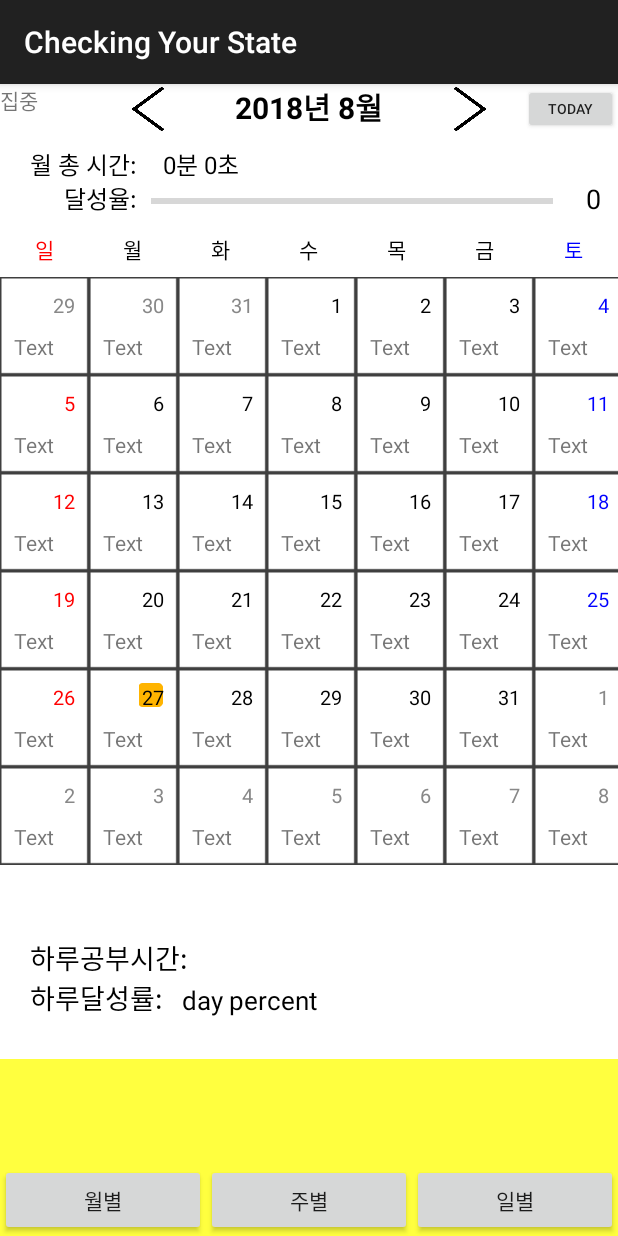
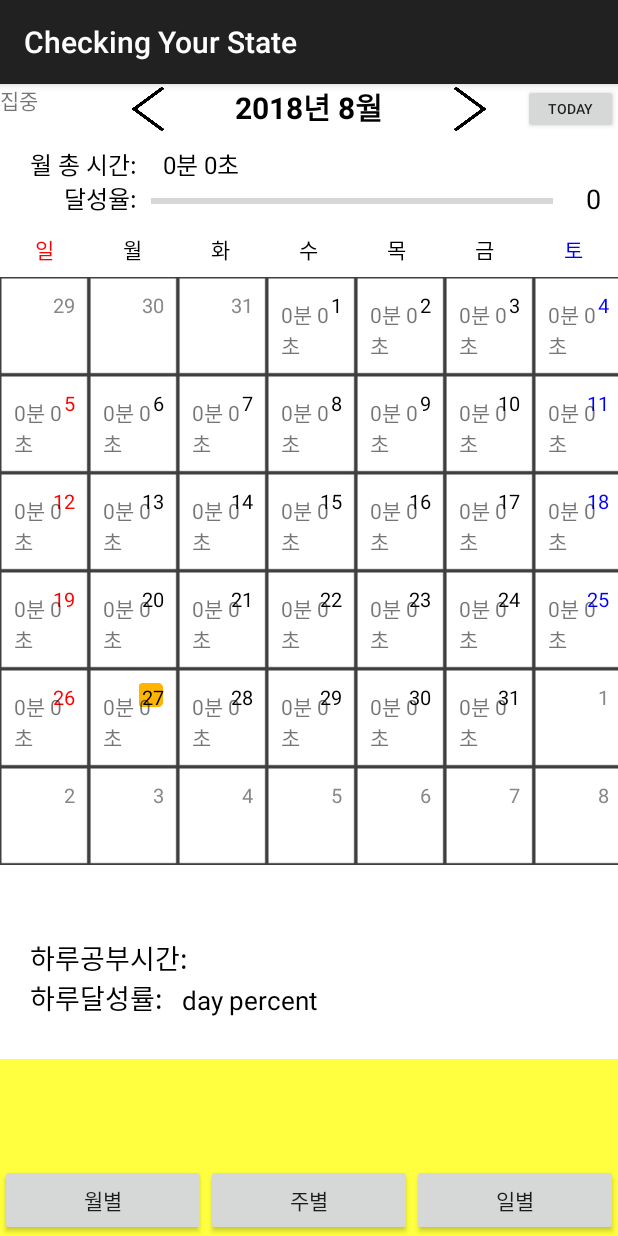
Before and after one commit to soomin0328/Graduation_Project, an Android app: the fragment MonthFrag placed in its activity, after a tap on "29", on a phone screen of 412 x 824 dp. Run offline under Robolectric (Android 15) with nearby library versions, the phone set to English and light mode, and no system bars; our stand-ins replace Firebase (no records; nobody signed in at launch, a user with empty details on screens opened directly); libraries missing offline, so code that uses them is left out: com.github.mikephil.charting; 2 statements that could not run were skipped; 3 other taps on this screen came first.

Commit message:
Update Calendar

```diff
--- a/app/src/main/java/com/neurosky/algo_sdk_sample/CalendarAdapter.java
+++ b/app/src/main/java/com/neurosky/algo_sdk_sample/CalendarAdapter.java
@@ -1,11 +1,12 @@
 package com.neurosky.algo_sdk_sample;
 
 import android.graphics.Color;
+import android.os.Looper;
+import android.util.Log;
 import android.view.LayoutInflater;
 import android.view.View;
 import android.view.ViewGroup;
 import android.widget.BaseAdapter;
-import android.widget.CalendarView;
 import android.widget.ImageView;
 import android.widget.TextView;
 
@@ -15,12 +16,22 @@ import java.util.Date;
 
 
 public class CalendarAdapter extends BaseAdapter {
+
     private ArrayList<DayInfo> arrayListDayInfo;
+    private ArrayList<String> day_hours = new ArrayList<>();
+
     public Date selectedDate;
+    DayInfo day;
+
+    TextView tvDay, c_hour;
 
     public CalendarAdapter(ArrayList<DayInfo> arrayLIstDayInfo, Date date) {
         this.arrayListDayInfo = arrayLIstDayInfo;
         this.selectedDate = date;
+    }
+
+    public void setData(ArrayList<String> arr) {
+        this.day_hours = arr;
     }
 
     @Override
@@ -42,14 +53,16 @@ public class CalendarAdapter extends BaseAdapter {
 
     @Override
     public View getView(int position, View convertView, ViewGroup parent) {
-        DayInfo day = arrayListDayInfo.get(position);
+        day = arrayListDayInfo.get(position);
 
         if (convertView == null) {
             convertView = LayoutInflater.from(parent.getContext()).inflate(R.layout.day, parent, false);
         }
 
         if (day != null) {
-            TextView tvDay = convertView.findViewById(R.id.day_cell_tv_day); //몇일인지 표시
+            tvDay = convertView.findViewById(R.id.day_cell_tv_day); //몇일인지 표시
+            c_hour = convertView.findViewById(R.id.c_hour);
+
             tvDay.setText(day.getDay());
 
             ImageView ivSelected = convertView.findViewById(R.id.iv_selected);
@@ -57,6 +70,17 @@ public class CalendarAdapter extends BaseAdapter {
                 ivSelected.setVisibility(View.VISIBLE); //오늘 날짜표시하기
             } else {
                 ivSelected.setVisibility(View.INVISIBLE);
+            }
+
+            if (day_hours.size() == 0) {
+                c_hour.setText("");
+            } else {
+                if (day.isInMonth()) {
+                    Log.e("size2", String.valueOf(day_hours.size()));
+                    c_hour.setText(day_hours.get(Integer.parseInt(tvDay.getText().toString()) - 1));
+                } else {
+                    c_hour.setText("");
+                }
             }
 
             if (day.isInMonth()) {
--- a/app/src/main/java/com/neurosky/algo_sdk_sample/MonthFrag.java
+++ b/app/src/main/java/com/neurosky/algo_sdk_sample/MonthFrag.java
@@ -1,7 +1,15 @@
 package com.neurosky.algo_sdk_sample;
+
+/***
+ * valueEventListener 수정.
+ * hours라는 ArrayList 만들어서 하루 총 집중시간 저장 -> CalendarAdapter로 넘겨 c_hour 수정.
+ * */
 
 import android.app.Fragment;
 import android.os.Bundle;
+import android.os.Handler;
+import android.os.Looper;
+import android.os.Message;
 import android.support.annotation.NonNull;
 import android.support.annotation.Nullable;
 import android.util.Log;
@@ -13,6 +21,7 @@ import android.widget.Button;
 import android.widget.GridView;
 import android.widget.ProgressBar;
 import android.widget.TextView;
+import android.widget.Toast;
 
 import com.google.firebase.database.DataSnapshot;
 import com.google.firebase.database.DatabaseError;
@@ -31,8 +40,11 @@ public class MonthFrag extends Fragment {
     private GridView gvCalendar;
 
     private ArrayList<DayInfo> arrayListDayInfo;
+    private ArrayList<String> hours = new ArrayList<String>();
+
     Calendar mThisMonthCalendar;
     CalendarAdapter mCalendarAdapter;
+    CalendarAdapter mCalendarAdapter2;
 
     //디비
     private FirebaseDatabase firebaseDatabase = FirebaseDatabase.getInstance();
@@ -40,19 +52,20 @@ public class MonthFrag extends Fragment {
     private DatabaseReference databaseReferences = firebaseDatabase.getReference("USERS"); //하루계산용
     private DatabaseReference databaseRefer = firebaseDatabase.getReference("USERS");//달성율
     private DatabaseReference databaseReferences2 = firebaseDatabase.getReference("USERS");
-    String dayAim_per;
-    String i;
-    long conTime;
-    long conHour;
-    long c_allTime;
+
+    String dayAim_per, i;
+    String str = "";
+    String h = "";
+    long conTime, conHour, c_allTime, day_allTime;
+    long migrate; //걍 값 이동시켜주는거
     int thisMonthLastDay;
     int month_Aim; //한달 전체 달성울
 
-    long migrate; //걍 값 이동시켜주는거
+    View view;
+    TextView cpm_all, barPercent, aimPer, c_hour;
+    TextView cp_day; //달력의 하루하루
     Date selectedDate;
     ProgressBar bar;
-    TextView barPercent;
-    TextView aimPer;
 
     public void setSelectedDate(Date date) {
         selectedDate = date;
@@ -62,19 +75,17 @@ public class MonthFrag extends Fragment {
         }
     }
 
-    View view;
-    TextView cpm_all;
-    TextView cp_day; //달력의 하루하루
-
     ValueEventListener pListener = new ValueEventListener() { //달력에 하루하루 클릭시 databaseReferences꺼
         @Override
         public void onDataChange(@NonNull DataSnapshot dataSnapshot) {
-            for (DataSnapshot snapshot : dataSnapshot.child("aa").child("EEG DATA").child(mThisMonthCalendar.get(Calendar.YEAR) + "년").child(String.valueOf(mThisMonthCalendar.get(Calendar.MONTH) + 1 + "월")).child(String.valueOf(i + "일")).child("집중시간").getChildren()) {
-                Log.d("값오니", "" + snapshot.getValue());
+
+            for (DataSnapshot snapshot : dataSnapshot.child("aa").child("EEG DATA").child(mThisMonthCalendar.get(Calendar.YEAR) + "년")
+                    .child(String.valueOf(mThisMonthCalendar.get(Calendar.MONTH) + 1 + "월")).child(String.valueOf(i + "일"))
+                    .child("집중시간").getChildren()) {
                 long test = Long.parseLong(snapshot.getValue().toString());
                 conTime += test;
-                Log.d("값 합보기", "" + conTime);
             }
+
             conHour = conTime / 1000 / 3600;
             long conMin = (conTime / 1000) / 60;
             long conSec = ((conTime) / 1000) % 60;
@@ -89,7 +100,6 @@ public class MonthFrag extends Fragment {
                 cp_day.setText(conSec + "초");
             conTime = 0;
 
-
         }
 
         @Override
@@ -98,29 +108,34 @@ public class MonthFrag extends Fragment {
         }
     };
 
-    ValueEventListener valueEventListener = databaseReference.addValueEventListener(new ValueEventListener() {
+    ValueEventListener valueEventListener = new ValueEventListener() {
         @Override
         public void onDataChange(@NonNull DataSnapshot dataSnapshot) {
+
             long test2;
-            for (int z = 1; z < thisMonthLastDay; z++) {
-                for (DataSnapshot snapshot : dataSnapshot.child("aa").child("EEG DATA").child(mThisMonthCalendar.get(Calendar.YEAR) + "년").child(String.valueOf(mThisMonthCalendar.get(Calendar.MONTH) + 1 + "월")).child(String.valueOf(z + "일")).child("집중시간").getChildren()) {
-                    Log.d("test22", snapshot.getValue().toString() + "");
+
+            for (int z = 1; z < thisMonthLastDay + 1; z++) {
+                for (DataSnapshot snapshot : dataSnapshot.child("aa").child("EEG DATA").child(mThisMonthCalendar.get(Calendar.YEAR) + "년")
+                        .child(String.valueOf(mThisMonthCalendar.get(Calendar.MONTH) + 1 + "월")).child(String.valueOf(z + "일"))
+                        .child("집중시간").getChildren()) {
                     if (snapshot.getValue().toString() == null) {
                         test2 = 0;
                     } else {
                         test2 = Long.parseLong(snapshot.getValue().toString());
                     }
+                    day_allTime += test2;
+                    c_allTime += test2;
+                }
+                divide(day_allTime);
+                day_allTime = 0;
+            }
 
-                    c_allTime += test2;
-                    Log.d("시간값 합친거", c_allTime + "");
-                }
-            }
             migrate = c_allTime; //다른데서 쓰려고 옮겨줌 아래에서 0으로해버리거든.
 
             long mediHour2 = c_allTime / 1000 / 3600;
             long mediMin2 = (c_allTime / 1000) / 60;
             long mediSec2 = ((c_allTime) / 1000) % 60;
-            Log.d("시간값", mediHour2 + "시간 " + mediMin2 + "분 " + mediSec2 + "초");
+
             if (mediHour2 == 0) {
                 cpm_all.setText(mediMin2 + "분 " + mediSec2 + "초");
                 c_allTime = 0;
@@ -137,22 +152,21 @@ public class MonthFrag extends Fragment {
         public void onCancelled(@NonNull DatabaseError databaseError) {
 
         }
-    });
+    };
 
     ValueEventListener dayAimListener = new ValueEventListener() {
 
         @Override
         public void onDataChange(@NonNull DataSnapshot dataSnapshot) {
-            for (DataSnapshot snapshot : dataSnapshot.child("aa").child("EEG DATA").child(mThisMonthCalendar.get(Calendar.YEAR) + "년").child(String.valueOf(mThisMonthCalendar.get(Calendar.MONTH) + 1 + "월")).child(String.valueOf(i + "일")).child("하루달성율").getChildren())
 
-            {
-                Log.d("하루달성율 집중", snapshot.getValue() + "");
+            for (DataSnapshot snapshot : dataSnapshot.child("aa").child("EEG DATA").child(mThisMonthCalendar.get(Calendar.YEAR) + "년")
+                    .child(String.valueOf(mThisMonthCalendar.get(Calendar.MONTH) + 1 + "월")).child(String.valueOf(i + "일"))
+                    .child("하루달성율").getChildren()) {
                 dayAim_per = (snapshot.getValue().toString());
             }
             // barPercent.setText(String.valueOf(day_aim)); //숫자표현
 
             if (dayAim_per == null) {
-                Log.d("하루 달성율집중", dayAim_per + "");
                 dayAim_per = "0";
                 aimPer.setText(dayAim_per + "%");
 
@@ -172,10 +186,13 @@ public class MonthFrag extends Fragment {
     ValueEventListener percentListener = databaseReference.addValueEventListener(new ValueEventListener() { //한달동안의 전체 퍼센트
         @Override
         public void onDataChange(@NonNull DataSnapshot dataSnapshot) { //c_allTime이 식 위에
+
             int testValue;
-            for (int k = 1; k < thisMonthLastDay; k++) {
-                for (DataSnapshot snapshot : dataSnapshot.child("aa").child("EEG DATA").child(mThisMonthCalendar.get(Calendar.YEAR) + "년").child(String.valueOf(mThisMonthCalendar.get(Calendar.MONTH) + 1 + "월")).child(String.valueOf(k + "일")).child("목표시간").getChildren()) {
-                    Log.d("test33", snapshot.getValue().toString() + "");
+
+            for (int k = 1; k < thisMonthLastDay + 1; k++) {
+                for (DataSnapshot snapshot : dataSnapshot.child("aa").child("EEG DATA").child(mThisMonthCalendar.get(Calendar.YEAR) + "년")
+                        .child(String.valueOf(mThisMonthCalendar.get(Calendar.MONTH) + 1 + "월")).child(String.valueOf(k + "일"))
+                        .child("목표시간").getChildren()) {
                     if (snapshot.getValue().toString() == null) {
                         testValue = 0;
                     } else {
@@ -183,25 +200,19 @@ public class MonthFrag extends Fragment {
 
                     }
                     month_Aim += testValue; //목표했던시간 다 불러와서 더해
-                    Log.d("시간값 합친거2", month_Aim + "");
                 }
             }
+
             long migrate2 = migrate;
             long month_Aim2 = month_Aim;
             long monthPer;
-            Log.d("바바", migrate2 + "랑  " + month_Aim2);
+
             // monthPer=migrate2 / month_Aim2;
-            // Log.d("monthPer이 ",monthPer+"바바바바  "+migrate+"은ss c_allTime이고    "+month_Aim+"는 month_aim");
-            Log.d("바바", migrate2 / 1L + "는 마이그레이트  " + month_Aim2 / 1L + "는 목표시간");
-
 
             if (month_Aim2 == 0 || migrate2 == 0 || migrate == 0 || month_Aim == 0) {
                 bar.setProgress(0);
                 barPercent.setText("0");
-            }
-
-            //  Log.d("바바바 계산값바바",((migrate2)/(month_Aim2/10L)*10L)+"///"+"는 imValue값");
-            else {
+            } else {
                 long imValue = ((migrate2) / (month_Aim2 / 10L) * 10L);
                 bar.setProgress((int) imValue);
                 barPercent.setText(imValue + "");
@@ -217,16 +228,9 @@ public class MonthFrag extends Fragment {
         }
     });
 
-
     @Nullable
-
     @Override
-
     public View onCreateView(LayoutInflater inflater, @Nullable ViewGroup container, Bundle savedInstanceState) {
-        //inflater를 사용해 프래그먼트에 사용할 레이아웃 불러오고 리턴
-        //해당 프래그먼트에 대한 기능적코드 여기에 넣으래
-//..?
-        // GridView gridview=(GridView)view.findViewById(R.id.gridview);
 
         view = inflater.inflate(R.layout.cp_monthfrag, container, false);
         cp_day = view.findViewById(R.id.s_hour); //하루에 집중한 시간
@@ -236,17 +240,22 @@ public class MonthFrag extends Fragment {
         Button btnPreviousCalendar = view.findViewById(R.id.btn_previous_calendar);
         Button btnNextCalendar = view.findViewById(R.id.btn_next_calendar);
         Button goToday = view.findViewById(R.id.cptoday);
+
         tvCalendarTitle = view.findViewById(R.id.tv_calendar_title);
         // tvSelectedDate = findViewById(R.id.tv_selected_date);
         gvCalendar = view.findViewById(R.id.gv_calendar);
-        TextView c_hour = view.findViewById(R.id.c_hour); //몇시간 했는지 띄우는거 즉, 디비에서 불러온값을 달력하나에 띄우겟다는거임...어케하지?ㅠ;
 
-        bar = (ProgressBar) view.findViewById(R.id.progressBar);//달성율을 프로그레스바로 표현해주려고
-        barPercent = view.findViewById(R.id.barPercent);//달성률 프로그레스바의 구체적 수치표현해주는거
+        bar = (ProgressBar) view.findViewById(R.id.progressBar);
+        barPercent = view.findViewById(R.id.barPercent);
+
+        databaseReference.addValueEventListener(valueEventListener);
+        databaseReferences2.addValueEventListener(percentListener);
 
         goToday.setOnClickListener(new View.OnClickListener() {
             @Override
             public void onClick(View view) {
+                hours.clear();
+
                 mThisMonthCalendar = Calendar.getInstance();
                 getCalendar(mThisMonthCalendar.getTime());
                 databaseReference.addValueEventListener(valueEventListener);
@@ -254,13 +263,11 @@ public class MonthFrag extends Fragment {
             }
         });
 
-        databaseReference.addValueEventListener(valueEventListener);
-        databaseReferences2.addValueEventListener(percentListener);
-        // databaseReferences2.addValueEventListener(percentListener);
-
         btnPreviousCalendar.setOnClickListener(new View.OnClickListener() {
             @Override
             public void onClick(View view) {
+                hours.clear();
+
                 mThisMonthCalendar.add(Calendar.MONTH, -1);
 
                 getCalendar(mThisMonthCalendar.getTime());
@@ -271,6 +278,8 @@ public class MonthFrag extends Fragment {
         btnNextCalendar.setOnClickListener(new View.OnClickListener() {
             @Override
             public void onClick(View view) {
+                hours.clear();
+
                 mThisMonthCalendar.add(Calendar.MONTH, +1);
 
                 getCalendar(mThisMonthCalendar.getTime());
@@ -282,7 +291,6 @@ public class MonthFrag extends Fragment {
         gvCalendar.setOnItemClickListener(new AdapterView.OnItemClickListener() {
             DayInfo day;
 
-            // String i;
             @Override
             public void onItemClick(AdapterView<?> adapterView, View view, int position, long id) {
                 setSelectedDate(((DayInfo) view.getTag()).getDate());
@@ -295,7 +303,6 @@ public class MonthFrag extends Fragment {
 
                     final long a = mThisMonthCalendar.get(Calendar.YEAR);
                     final long b = (mThisMonthCalendar.get(Calendar.MONTH) + 1);
-                    Log.d("cmonth test", a + "년" + b + "월" + i + "일");
                 }
             }
         });
@@ -316,7 +323,6 @@ public class MonthFrag extends Fragment {
     private void getCalendar(Date dateForCurrentMonth) {
         int dayOfWeek;
 
-
         arrayListDayInfo.clear();
 
         Calendar calendar = Calendar.getInstance();
@@ -324,10 +330,8 @@ public class MonthFrag extends Fragment {
 
         calendar.set(Calendar.DATE, 1);//1일로 변경
         dayOfWeek = calendar.get(Calendar.DAY_OF_WEEK);//1일의 요일 구하기
-        Log.d("CalendarTest", "dayOfWeek = " + dayOfWeek + "");
 
         if (dayOfWeek == Calendar.SUNDAY) {//현재 달의 1일이 무슨 요일인지 검사
-            Log.d("현재 달 1일 무슨 요일", dayOfWeek + "");
             dayOfWeek += 7;
         }
 
@@ -338,6 +342,7 @@ public class MonthFrag extends Fragment {
         DayInfo day;
 
         calendar.add(Calendar.DATE, -1 * (dayOfWeek - 1)); //현재 달력화면에서 보이는 지난달의 시작일
+
         for (int i = 0; i < dayOfWeek - 1; i++) {
             day = new DayInfo();
             day.setDate(calendar.getTime());
@@ -365,8 +370,19 @@ public class MonthFrag extends Fragment {
             calendar.add(Calendar.DATE, +1);
         }
 
-        mCalendarAdapter = new CalendarAdapter(arrayListDayInfo, selectedDate);
-        gvCalendar.setAdapter(mCalendarAdapter);
+        mCalendarAdapter2 = new CalendarAdapter(arrayListDayInfo, selectedDate);
+        gvCalendar.setAdapter(mCalendarAdapter2);
+
+        Handler m = new Handler(Looper.getMainLooper());
+        m.postDelayed(new Runnable() {
+            @Override
+            public void run() {
+                Log.e("size", String.valueOf(hours.size()));
+                mCalendarAdapter = new CalendarAdapter(arrayListDayInfo, selectedDate);
+                gvCalendar.setAdapter(mCalendarAdapter);
+                mCalendarAdapter.setData(hours);
+            }
+        }, 4000);
 
         // tvSelectedDate.setText(sdf.format(selectedDate));
     }
@@ -380,4 +396,20 @@ public class MonthFrag extends Fragment {
                 .append("월");
         tvCalendarTitle.setText(sb.toString());
     }
+
+    private void divide(Long time) {
+
+        long hour = time / 1000 / 3600;
+        long min = (time / 1000) / 60;
+        long sec = ((time) / 1000) % 60;
+
+        if (hour == 0) {
+            h = min + "분 " + sec + "초";
+        } else if (hour != 0 && min == 0) {
+            h = hour + "시간" + min + "분 " + sec + "초";
+        } else
+            h = sec + "초";
+
+        hours.add(h);
+    }
 }
```
